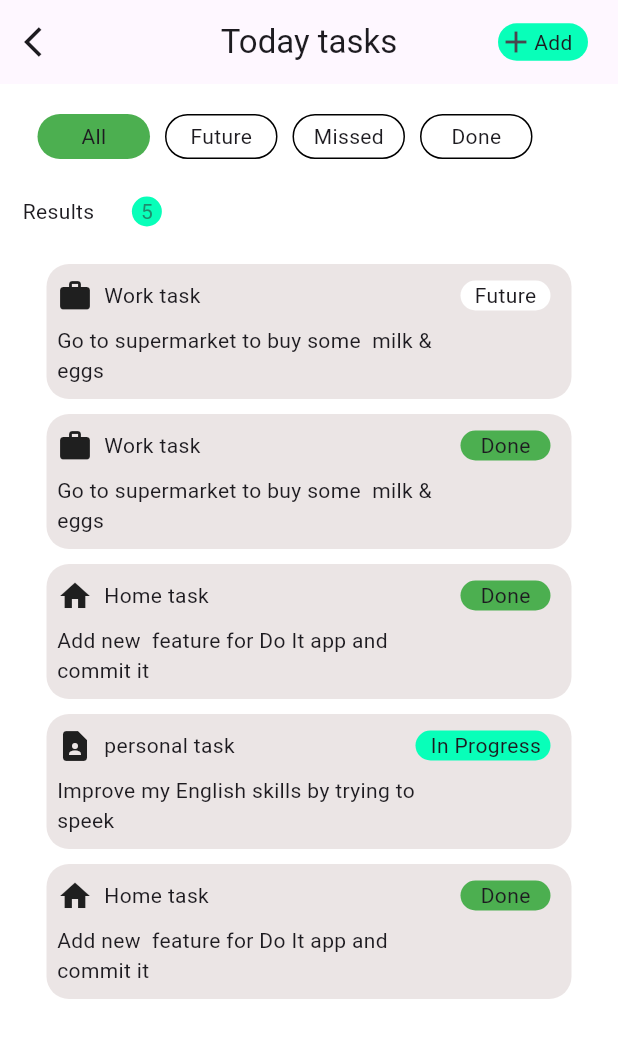
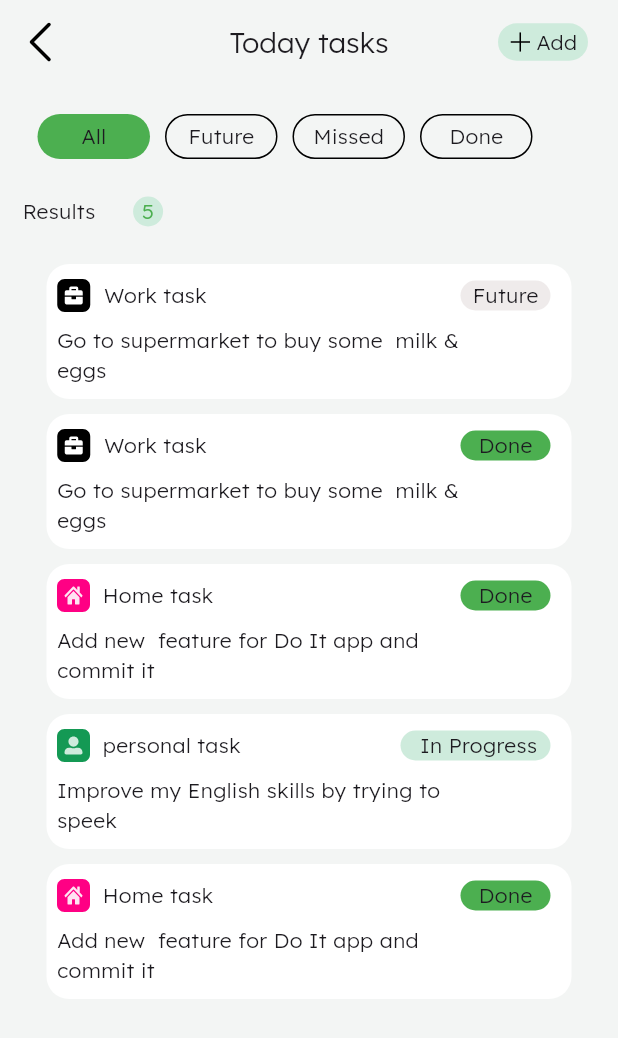
Before and after one commit to MohannedAshraf/Nti_tasks, a Flutter app: the screen it shows after launch, on a phone screen of 412 x 824 dp. Shown: the top 1038 px of the screen. Run offline on Flutter 3.47's test engine with Material 3 defaults, Android fonts, the phone set to English and light mode, and no system bars; our stand-ins replace flutter_svg.

Commit message:
Figma_Task1-With-icons

```diff
--- /dev/null
+++ b/lib/assetsicons.dart
@@ -0,0 +1,7 @@
+class AssetsIcons {
+  static const String arrowback = "assets/icons/Arrow.svg";
+  static const String contact = "assets/icons/Contact.svg";
+  static const String home = "assets/icons/Home.svg";
+  static const String plus = "assets/icons/Plus_Add.svg";
+  static const String work = "assets/icons/Work_Task.svg";
+}
--- /dev/null
+++ b/lib/colors.dart
@@ -0,0 +1,5 @@
+import 'package:flutter/material.dart';
+
+abstract class MyColors {
+  static const Color backgroundColor = Color(0xffF3F5F4);
+}
--- a/lib/main.dart
+++ b/lib/main.dart
@@ -1,4 +1,7 @@
+import 'package:first_nti_project/assetsicons.dart';
+import 'package:first_nti_project/colors.dart';
 import 'package:flutter/material.dart';
+import 'package:flutter_svg/svg.dart';
 
 void main() {
   runApp(const MyApp());
@@ -14,9 +17,12 @@ class MyApp extends StatelessWidget {
       debugShowCheckedModeBanner: false,
       title: 'First UI',
       theme: ThemeData(
+        scaffoldBackgroundColor: MyColors.backgroundColor,
+        appBarTheme: AppBarTheme(backgroundColor: MyColors.backgroundColor),
+        fontFamily: 'Lexend Deca',
         colorScheme: ColorScheme.fromSeed(seedColor: Colors.deepPurple),
       ),
-      home: const MyHomePage(title: 'First UI in NTI'),
+      home: const MyHomePage(title: "task"),
     );
   }
 }
@@ -33,28 +39,38 @@ class _MyHomePageState extends State<MyHomePage> {
   @override
   Widget build(BuildContext context) {
     return Scaffold(
-      backgroundColor: Colors.white,
       appBar: AppBar(
         centerTitle: true,
         title: Text(
           "Today tasks",
           style: TextStyle(
-            fontSize: 22,
+            fontWeight: FontWeight.w300,
+
+            //  color: Color(0x0ff24252),
+            fontSize: 19,
             //  fontWeight: FontWeight.bold,
             // color: Colors.blue,
           ),
         ),
-        leading: Icon(Icons.arrow_back_ios),
+        leading: SvgPicture.asset(AssetsIcons.arrowback),
         actions: [
           Container(
             width: 60,
             height: 25,
             decoration: BoxDecoration(
-              color: const Color.fromARGB(255, 8, 255, 185),
+              color: Color(0xffCEEBDC),
               borderRadius: BorderRadius.circular(15),
             ),
 
-            child: Row(children: [Icon(Icons.add), Text("Add")]),
+            child: Center(
+              child: Row(
+                children: [
+                  Text("  "),
+                  SvgPicture.asset(AssetsIcons.plus),
+                  Text(" Add"),
+                ],
+              ),
+            ),
           ),
           SizedBox(width: 20),
         ],
@@ -121,14 +137,11 @@ class _MyHomePageState extends State<MyHomePage> {
                 height: 20,
                 decoration: BoxDecoration(
                   shape: BoxShape.circle,
-                  color: Color.fromARGB(255, 8, 255, 185),
+                  color: Color(0xffCEEBDC),
                 ),
 
                 child: Center(
-                  child: Text(
-                    "5",
-                    style: TextStyle(color: Color.fromARGB(255, 30, 141, 110)),
-                  ),
+                  child: Text("5", style: TextStyle(color: Colors.green)),
                 ),
               ),
             ],
@@ -137,7 +150,8 @@ class _MyHomePageState extends State<MyHomePage> {
           Container(
             padding: EdgeInsets.only(top: 1, left: 7, bottom: 2, right: 4),
             decoration: BoxDecoration(
-              color: const Color.fromARGB(136, 218, 206, 206),
+              color: Color(0xffFFFFFF),
+
               borderRadius: BorderRadius.circular(15),
             ),
             margin: EdgeInsets.only(bottom: 10),
@@ -149,7 +163,7 @@ class _MyHomePageState extends State<MyHomePage> {
               children: [
                 Row(
                   children: [
-                    Icon(Icons.work),
+                    SvgPicture.asset(AssetsIcons.work),
                     Text('  Work task'),
                     Spacer(),
                     Container(
@@ -157,7 +171,7 @@ class _MyHomePageState extends State<MyHomePage> {
                       height: 20,
                       decoration: BoxDecoration(
                         borderRadius: BorderRadius.circular(10),
-                        color: Colors.white,
+                        color: const Color.fromARGB(255, 239, 235, 235),
                       ),
                       margin: EdgeInsets.all(10),
                       child: Center(child: Text("Future")),
@@ -172,7 +186,7 @@ class _MyHomePageState extends State<MyHomePage> {
           Container(
             padding: EdgeInsets.only(top: 1, left: 7, bottom: 2, right: 4),
             decoration: BoxDecoration(
-              color: const Color.fromARGB(136, 218, 206, 206),
+              color: Color(0xffFFFFFF),
               borderRadius: BorderRadius.circular(15),
             ),
             margin: EdgeInsets.only(bottom: 10),
@@ -184,7 +198,7 @@ class _MyHomePageState extends State<MyHomePage> {
               children: [
                 Row(
                   children: [
-                    Icon(Icons.work),
+                    SvgPicture.asset(AssetsIcons.work),
                     Text('  Work task'),
                     Spacer(),
                     Container(
@@ -207,7 +221,7 @@ class _MyHomePageState extends State<MyHomePage> {
           Container(
             padding: EdgeInsets.only(top: 1, left: 7, bottom: 2, right: 4),
             decoration: BoxDecoration(
-              color: const Color.fromARGB(136, 218, 206, 206),
+              color: Color(0xffFFFFFF),
               borderRadius: BorderRadius.circular(15),
             ),
             margin: EdgeInsets.only(bottom: 10),
@@ -219,7 +233,7 @@ class _MyHomePageState extends State<MyHomePage> {
               children: [
                 Row(
                   children: [
-                    Icon(Icons.home),
+                    SvgPicture.asset(AssetsIcons.home),
                     Text('  Home task'),
                     Spacer(),
                     Container(
@@ -242,7 +256,7 @@ class _MyHomePageState extends State<MyHomePage> {
           Container(
             padding: EdgeInsets.only(top: 1, left: 7, bottom: 2, right: 4),
             decoration: BoxDecoration(
-              color: const Color.fromARGB(136, 218, 206, 206),
+              color: Color(0xffFFFFFF),
               borderRadius: BorderRadius.circular(15),
             ),
             margin: EdgeInsets.only(bottom: 10),
@@ -254,15 +268,15 @@ class _MyHomePageState extends State<MyHomePage> {
               children: [
                 Row(
                   children: [
-                    Icon(Icons.contact_page),
+                    SvgPicture.asset(AssetsIcons.contact),
                     Text('  personal task'),
                     Spacer(),
                     Container(
-                      width: 90,
+                      width: 100,
                       height: 20,
                       decoration: BoxDecoration(
                         borderRadius: BorderRadius.circular(10),
-                        color: const Color.fromARGB(255, 8, 255, 185),
+                        color: Color(0xffCEEBDC),
                       ),
                       margin: EdgeInsets.all(10),
                       child: Center(child: Text(" In Progress")),
@@ -277,7 +291,7 @@ class _MyHomePageState extends State<MyHomePage> {
           Container(
             padding: EdgeInsets.only(top: 1, left: 7, bottom: 2, right: 4),
             decoration: BoxDecoration(
-              color: const Color.fromARGB(136, 218, 206, 206),
+              color: Color(0xffFFFFFF),
               borderRadius: BorderRadius.circular(15),
             ),
             margin: EdgeInsets.only(bottom: 10),
@@ -289,7 +303,7 @@ class _MyHomePageState extends State<MyHomePage> {
               children: [
                 Row(
                   children: [
-                    Icon(Icons.home),
+                    SvgPicture.asset(AssetsIcons.home),
                     Text('  Home task'),
                     Spacer(),
                     Container(
```
Also changed, not shown: pubspec.yaml (+10 -9 lines), assets/fonts/Lexend_Deca/LexendDeca-Black.ttf (added), assets/fonts/Lexend_Deca/LexendDeca-Bold.ttf (added), assets/fonts/Lexend_Deca/LexendDeca-ExtraBold.ttf (added), assets/fonts/Lexend_Deca/LexendDeca-ExtraLight.ttf (added), assets/fonts/Lexend_Deca/LexendDeca-Light.ttf (added), assets/fonts/Lexend_Deca/LexendDeca-Medium.ttf (added), assets/fonts/Lexend_Deca/LexendDeca-Regular.ttf (added), assets/fonts/Lexend_Deca/LexendDeca-SemiBold.ttf (added), assets/fonts/Lexend_Deca/LexendDeca-Thin.ttf (added), assets/icons/Arrow.svg (added), assets/icons/Contact.svg (added), assets/icons/Home.svg (added), assets/icons/Plus_Add.svg (added), 2 more files.
